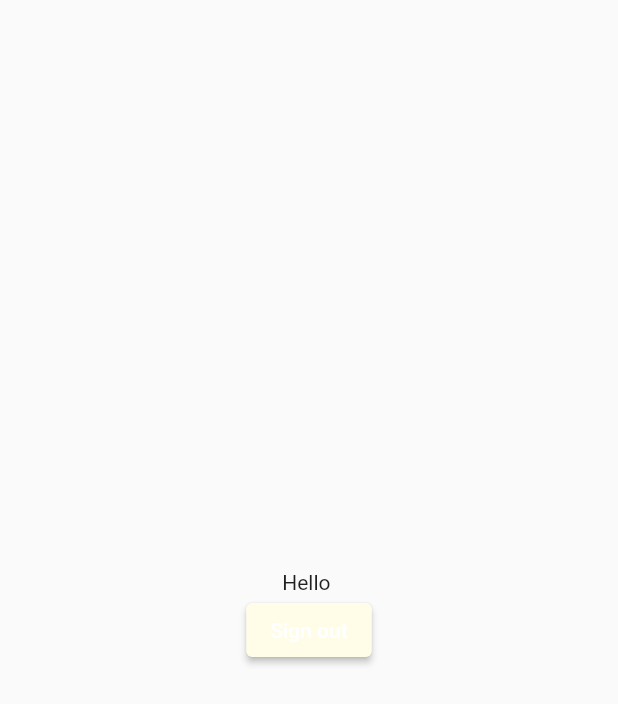
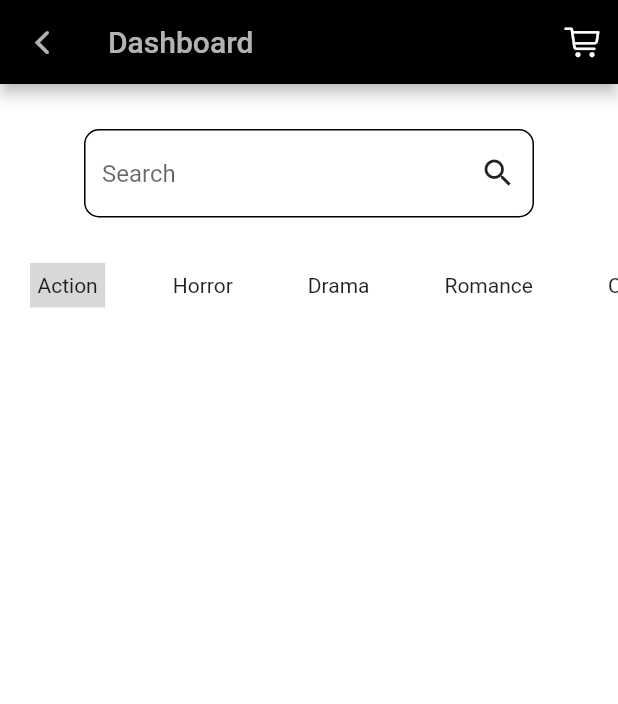
Before and after one commit to 3omdawy11/Comfyz, a Flutter app: the MainMenu screen opened by its route, on a phone screen of 412 x 824 dp. Shown: the top 704 px of the screen. Run offline on Flutter 3.47's test engine with Material 2 defaults, Android fonts, the phone set to English and light mode, and no system bars; our stand-ins replace animated_splash_screen, firebase_auth, firebase_core; accounts and stored records are empty.

Commit message:
main menu

```diff
--- a/lib/constants.dart
+++ b/lib/constants.dart
@@ -0,0 +1,3 @@
+const List<String>tabs = [
+  'sofa','chair','tv'
+];
--- a/lib/main.dart
+++ b/lib/main.dart
@@ -36,7 +36,7 @@ class MyApp extends StatelessWidget {
               ],
             ),
           ),
-          nextScreen: LoginScreen()),
+          nextScreen: MainMenu()),
       routes: {
         LoginScreen.id: (context) => LoginScreen(),
         RegisterationScreen.id: (context) => RegisterationScreen(),
--- a/lib/screens/main_menu.dart
+++ b/lib/screens/main_menu.dart
@@ -1,5 +1,9 @@
 import 'package:firebase_auth/firebase_auth.dart';
+import 'package:flutter/cupertino.dart';
 import 'package:flutter/material.dart';
+import 'package:furniture_app/constants.dart';
+import 'package:furniture_app/widgets/selection_tab.dart';
+
 
 late User loggedInUser;
 
@@ -12,6 +16,7 @@ class MainMenu extends StatefulWidget {
 }
 
 class _MainMenuState extends State<MainMenu> {
+  List<String> furnitureCategories = ['Action', 'Horror', 'Drama', 'Romance', 'Comedy', 'Science Fiction'];
   final _auth = FirebaseAuth.instance;
   @override
   void initState() {
@@ -28,32 +33,74 @@ class _MainMenuState extends State<MainMenu> {
         print(loggedInUser.email);
       }
     } catch (e) {
-      print(e);
+      print('No user logged in');
     }
   }
 
   @override
   Widget build(BuildContext context) {
     return Scaffold(
-      body: Center(
-        child: Container(
-          child: Column(
-            mainAxisAlignment: MainAxisAlignment.center,
-            children: [
-              Text('Hello ${loggedInUser.email}'),
-              ElevatedButton(
-                style: ButtonStyle(
-                  backgroundColor: MaterialStateProperty.all(Colors.yellow.shade50),
+      appBar: AppBar(
+        backgroundColor: CupertinoColors.black,
+        title: const Text(
+          'Dashboard',
+          style: TextStyle(color: Colors.white70),
+        ),
+        leading: IconButton(
+          color: Colors.white70,
+          onPressed: () {
+            Navigator.pop(context);
+          },
+          icon: const Icon(CupertinoIcons.back),
+        ),
+        actions: [
+          IconButton(
+            color: Colors.white,
+            onPressed: () {
+              // go to the payment page
+            },
+            icon: const Icon(CupertinoIcons.cart),
+          ),
+        ],
+      ),
+      backgroundColor: Colors.white,
+      body: Column(
+        crossAxisAlignment: CrossAxisAlignment.center,
+        children: [
+          Center(
+            child: Padding(
+              padding: EdgeInsets.only(top: 30),
+              child: SizedBox(
+                width: 300,
+                child: TextField(
+                  keyboardType: TextInputType.text,
+                  decoration: InputDecoration(
+                    focusedBorder: const UnderlineInputBorder(
+                        borderSide: BorderSide(
+                      color: Colors.black87,
+                    )),
+                    suffixIconColor: Colors.black87,
+                    suffixIcon: const Icon(Icons.search),
+                    hintText: 'Search',
+                    enabledBorder: OutlineInputBorder(
+                      borderRadius: BorderRadius.circular(10),
+                      borderSide: const BorderSide(style: BorderStyle.solid),
+                    ),
+                    disabledBorder: OutlineInputBorder(
+                      borderRadius: BorderRadius.circular(10),
+                      borderSide: const BorderSide(style: BorderStyle.solid),
+                    ),
+                  ),
+                  // onChanged: onChanged, // Use the provided onChanged function directly
                 ),
-                onPressed: () {
-                  _auth.signOut();
-                  Navigator.pop(context);
-                },
-                child: const Text('Sign out'),
-              )
-            ],
+              ),
+            ),
           ),
-        ),
+          const SizedBox(
+            height: 20,
+          ),
+          SelectionTab(categories: furnitureCategories,),
+        ],
       ),
     );
   }
--- a/lib/screens/registeration_screen.dart
+++ b/lib/screens/registeration_screen.dart
@@ -29,7 +29,7 @@ class _RegisterationScreenState extends State<RegisterationScreen> {
           Container(
             decoration: const BoxDecoration(
               image: DecorationImage(
-                image: AssetImage('assets/loginBackground.jpg'),
+                image: AssetImage('assets/loginMoviebackground.jpg'),
                 fit: BoxFit.cover,
               ),
             ),
@@ -48,7 +48,7 @@ class _RegisterationScreenState extends State<RegisterationScreen> {
                     'Where comfort is found',
                     textAlign: TextAlign.center,
                     style: TextStyle(
-                        backgroundColor: Colors.orange.shade50,
+                        backgroundColor: Colors.grey,
                         fontSize: 30,
                         fontFamily: 'DancingScript'),
                   ),
@@ -84,7 +84,7 @@ class _RegisterationScreenState extends State<RegisterationScreen> {
                     child: ElevatedButton(
                       style: ButtonStyle(
                           backgroundColor:
-                              MaterialStateProperty.all(Colors.yellow.shade50)),
+                              MaterialStateProperty.all(Colors.grey)),
                       onPressed: () async {
                         _emailController.clear();
                         _passwordController.clear();
--- a/pubspec.yaml
+++ b/pubspec.yaml
@@ -15,6 +15,7 @@ dependencies:
   animated_splash_screen: ^1.3.0
   firebase_core: ^2.15.0
   firebase_auth: ^4.7.2
+  http: ^1.1.0
 
 dev_dependencies:
   flutter_test:
```
Also changed, not shown: lib/screens/login_screen.dart (+19 -9 lines), lib/widgets/my_text_field.dart (+6 -2 lines), pubspec.lock.
